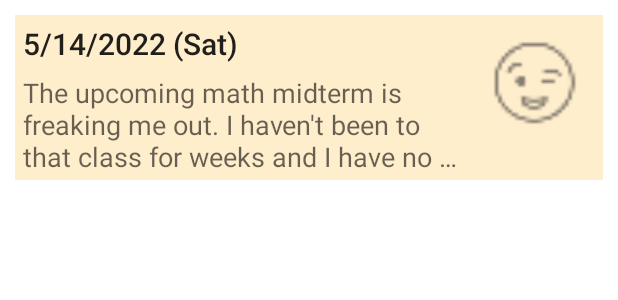
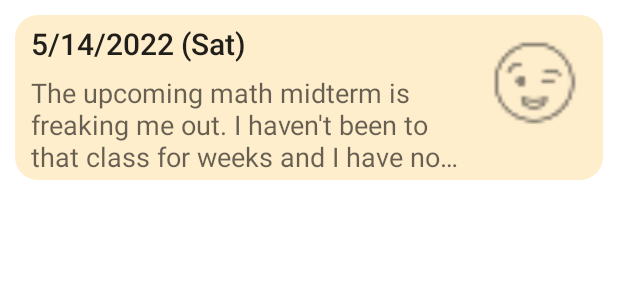
Before and after one commit to TeamMoodTrackerADY/MoodGuru, an Android app: the layout item_post.xml on its own in the app's theme, with its tools: preview values and no code run, on a phone screen of 412 x 824 dp. Shown: the top 300 px of the screen. Run offline under Robolectric (Android 15) with nearby library versions, the phone set to English and light mode, and no system bars.

Commit message:
small adjustments for dashboard post UI

```diff
--- /dev/null
+++ b/app/src/main/res/drawable/dashboard_post_rectangle.xml
@@ -0,0 +1,10 @@
+<?xml version="1.0" encoding="utf-8"?>
+<shape xmlns:android="http://schemas.android.com/apk/res/android"
+    android:shape="rectangle">
+
+    <solid android:color="#FFEECC" />
+
+    <corners
+        android:radius="15dp"/>
+
+</shape>
--- a/app/src/main/res/layout/item_post.xml
+++ b/app/src/main/res/layout/item_post.xml
@@ -7,7 +7,7 @@
     android:layout_marginTop="10dp"
     android:layout_marginLeft="10dp"
     android:layout_marginRight="10dp"
-    android:background="#FFEECC">
+    android:background="@drawable/dashboard_post_rectangle">
 
     <TextView
         android:id="@+id/tvDashboardDate"
@@ -24,7 +24,8 @@
         android:layout_marginBottom="5dp"
         android:layout_toLeftOf="@+id/ivDashboardEmoji"
         android:singleLine="true"
-        android:text="5/14/2022 (Sat)" />
+        android:text="5/14/2022 (Sat)"
+        android:paddingLeft="5dp"/>
 
     <ImageView
         android:id="@+id/ivDashboardEmoji"
@@ -52,5 +53,6 @@
         android:layout_toLeftOf="@+id/ivDashboardEmoji"
         android:ellipsize="end"
         android:maxLines="3"
-        android:text="The upcoming math midterm is freaking me out. I haven't been to that class for weeks and I have no idea how to do the hw." />
+        android:text="The upcoming math midterm is freaking me out. I haven't been to that class for weeks and I have no idea how to do the hw."
+        android:paddingLeft="5dp" />
 </RelativeLayout>
```
